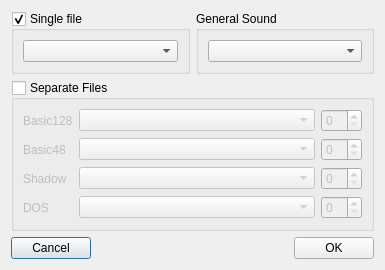
Above: ui/rsedit.ui from samstyle/Xpeccy before the change. Below: the same form after it.
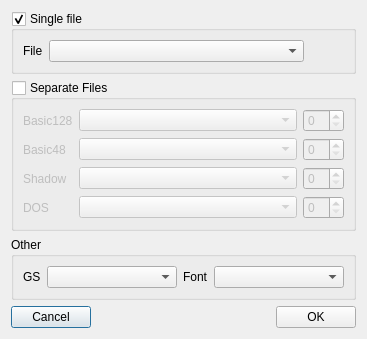
That is the form after the change. Icons and pictures are not drawn.

```diff
--- a/ui/rsedit.ui
+++ b/ui/rsedit.ui
@@ -6,16 +6,14 @@
    <rect>
     <x>0</x>
     <y>0</y>
-    <width>385</width>
-    <height>244</height>
+    <width>367</width>
+    <height>303</height>
    </rect>
   </property>
   <property name="windowTitle">
    <string>Romset editor</string>
   </property>
-  <layout class="QVBoxLayout" name="verticalLayout" stretch="0,10,0">
-   <item>
-    <layout class="QHBoxLayout" name="horizontalLayout_16">
+  <layout class="QVBoxLayout" name="verticalLayout">
      <item>
       <widget class="QGroupBox" name="rse_grp_single">
        <property name="title">
@@ -24,26 +22,32 @@
        <property name="checkable">
         <bool>true</bool>
        </property>
-       <layout class="QVBoxLayout" name="verticalLayout_3">
+     <layout class="QHBoxLayout" name="horizontalLayout_2" stretch="0,10,0">
+      <item>
+       <widget class="QLabel" name="label_2">
+        <property name="text">
+         <string>File</string>
+        </property>
+       </widget>
+      </item>
         <item>
          <widget class="QComboBox" name="rse_singlefile"/>
         </item>
-       </layout>
-      </widget>
-     </item>
      <item>
-      <widget class="QGroupBox" name="groupBox_5">
-       <property name="title">
-        <string>General Sound</string>
-       </property>
-       <layout class="QVBoxLayout" name="verticalLayout_5">
-        <item>
-         <widget class="QComboBox" name="rse_gsfile"/>
+       <spacer name="horizontalSpacer_2">
+        <property name="orientation">
+         <enum>Qt::Horizontal</enum>
+        </property>
+        <property name="sizeHint" stdset="0">
+         <size>
+          <width>40</width>
+          <height>20</height>
+         </size>
+        </property>
+       </spacer>
         </item>
        </layout>
       </widget>
-     </item>
-    </layout>
    </item>
    <item>
     <widget class="QGroupBox" name="rse_grp_separate">
@@ -112,6 +116,35 @@
      </layout>
     </widget>
    </item>
+   <item>
+    <widget class="QGroupBox" name="groupBox_5">
+     <property name="title">
+      <string>Other</string>
+     </property>
+     <layout class="QGridLayout" name="gridLayout" columnstretch="0,10,0,10">
+      <item row="0" column="2">
+       <widget class="QLabel" name="label_3">
+        <property name="text">
+         <string>Font</string>
+        </property>
+       </widget>
+      </item>
+      <item row="0" column="0">
+       <widget class="QLabel" name="label">
+        <property name="text">
+         <string>GS</string>
+        </property>
+       </widget>
+      </item>
+      <item row="0" column="1">
+       <widget class="QComboBox" name="rse_gsfile"/>
+      </item>
+      <item row="0" column="3">
+       <widget class="QComboBox" name="rse_fntfile"/>
+      </item>
+     </layout>
+    </widget>
+   </item>
    <item>
     <layout class="QHBoxLayout" name="horizontalLayout">
      <item>
```
Lines whose indentation alone changed are shown as unchanged.
